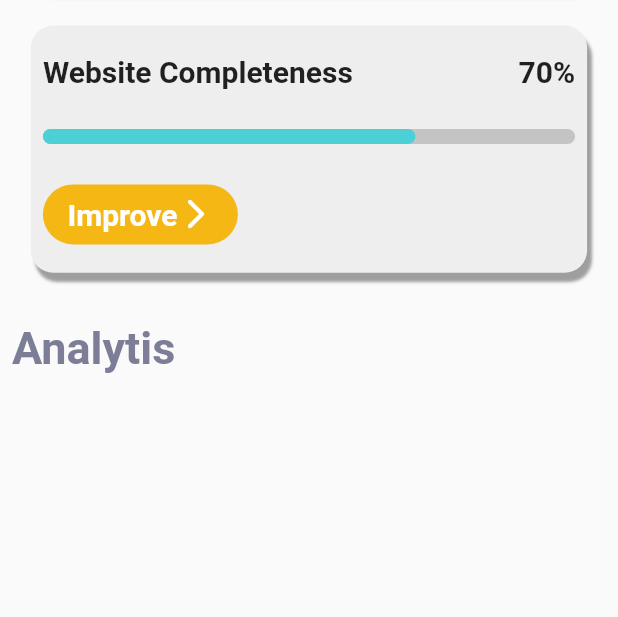
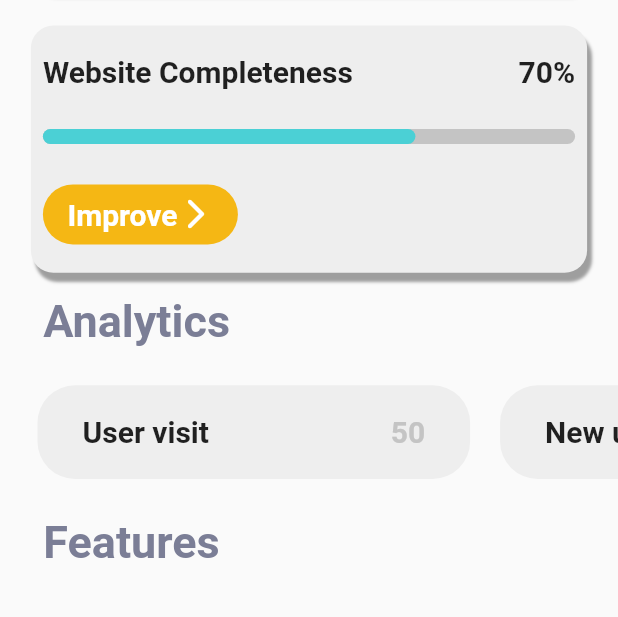
Before and after one commit to raghavguptaeng/Internship, a Flutter app: the screen it shows after launch, on a phone screen of 412 x 824 dp, the part 257-874 px from its top. Run offline on Flutter 3.47's test engine with Material 2 defaults, Android fonts, the phone set to English and light mode, and no system bars; drawn by our look-alikes of flutter_animation_progress_bar; our stand-ins replace animated_bottom_navigation_bar.

Commit message:
Analytics made and feature heading implemented

```diff
--- a/lib/screens/Body.dart
+++ b/lib/screens/Body.dart
@@ -1,3 +1,4 @@
+import 'package:animated_bottom_navigation_bar/animated_bottom_navigation_bar.dart';
 import 'package:flutter/material.dart';
 import 'package:internship/constants.dart';
 import 'package:flutter_animation_progress_bar/flutter_animation_progress_bar.dart';
@@ -11,6 +12,9 @@ class Body extends StatefulWidget {
 
 class _BodyState extends State<Body> {
   int progressValue = 70;
+  var analytics = [
+    ['User visit',50],['New user',52]
+  ];
   @override
   Widget build(BuildContext context) {
     return Scaffold(
@@ -24,13 +28,65 @@ class _BodyState extends State<Body> {
           TopInfoBar(),
           SizedBox(height: 25,),
           ProgressContainer(progressValue: progressValue),
-          SizedBox(height: 25,),
-          Padding(
-            padding: const EdgeInsets.all(8.0),
-            child: Text("Analytis",style: kHeadStyle.copyWith(color: Color(0xFF7B7E96),fontSize: 30),),
-          )
+          Headings(name: "Analytics",),
+          Analytics(context),
+          Headings(name: "Features",)
         ],
       ),
+      // bottomNavigationBar: AnimatedBottomNavigationBar(
+      //   icons: iconList,
+      //   activeIndex: _bottomNavIndex,
+      //   gapLocation: GapLocation.end,
+      //   notchSmoothness: NotchSmoothness.defaultEdge,
+      //   onTap: (index) => setState(() => _bottomNavIndex = index),
+      //   //other params
+      // ),
+    );
+  }
+
+  SizedBox Analytics(BuildContext context) {
+    return SizedBox(
+          height:MediaQuery.of(context).size.height*0.10,
+          child: Padding(
+            padding: const EdgeInsets.only(left: 15),
+            child: ListView.builder(
+              physics: BouncingScrollPhysics(),
+              itemCount: analytics.length,
+              scrollDirection: Axis.horizontal,
+              itemBuilder: (context,index){
+                return Container(
+                  margin: EdgeInsets.all(10),
+                  width: MediaQuery.of(context).size.width*0.70,
+                  decoration: BoxDecoration(
+                    color: boxColor,
+                    borderRadius: BorderRadius.circular(25)
+                  ),
+                  child: Padding(
+                    padding: const EdgeInsets.only(left: 30,right: 30),
+                    child: Row(
+                      mainAxisAlignment: MainAxisAlignment.spaceBetween,
+                      children: [
+                        Text(analytics[index][0],style: kHeadStyle,),
+                        Text(analytics[index][1].toString(),style: kHeadStyle.copyWith(color: Color(0xffc4c4c4)),)
+                      ],
+                    ),
+                  ),
+                );
+              },
+            ),
+          ),
+        );
+  }
+}
+
+class Headings extends StatelessWidget {
+  String name;
+  Headings({this.name});
+  @override
+  Widget build(BuildContext context) {
+    return Padding(
+      padding: EdgeInsets.only(left: MediaQuery.of(context).size.width * 0.07,top: 15,bottom: 15),
+      child: Text(name,style: kHeadStyle.copyWith(color: Color(0xFF7B7E96),fontSize: 30),),
     );
   }
 }
--- a/pubspec.yaml
+++ b/pubspec.yaml
@@ -29,6 +29,7 @@ dependencies:
   # Use with the CupertinoIcons class for iOS style icons.
   cupertino_icons: ^1.0.2
   flutter_animation_progress_bar: ^2.0.0
+  animated_bottom_navigation_bar: ^0.3.2
 
 dev_dependencies:
   flutter_test:
```
Also changed, not shown: pubspec.lock.
